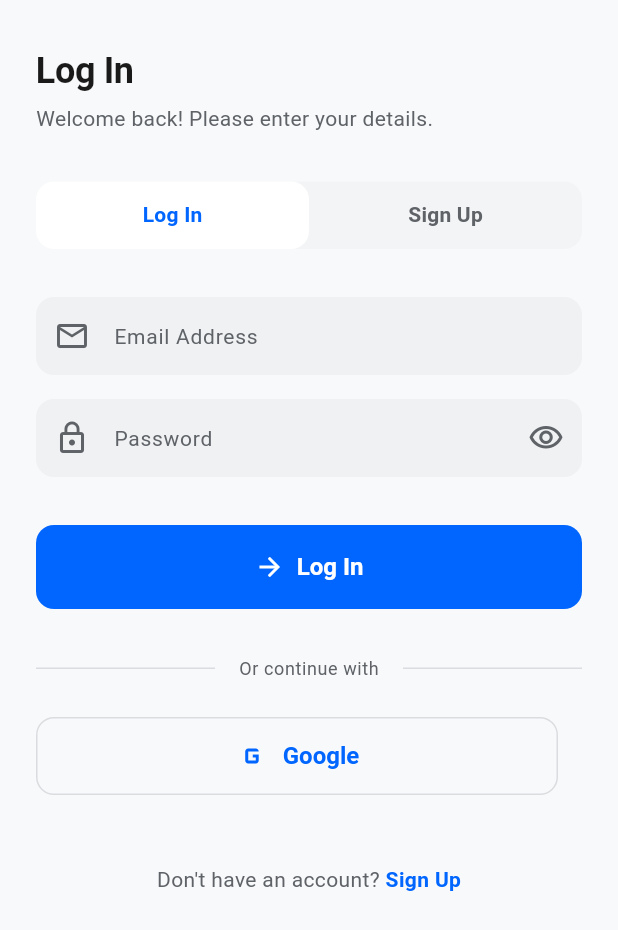
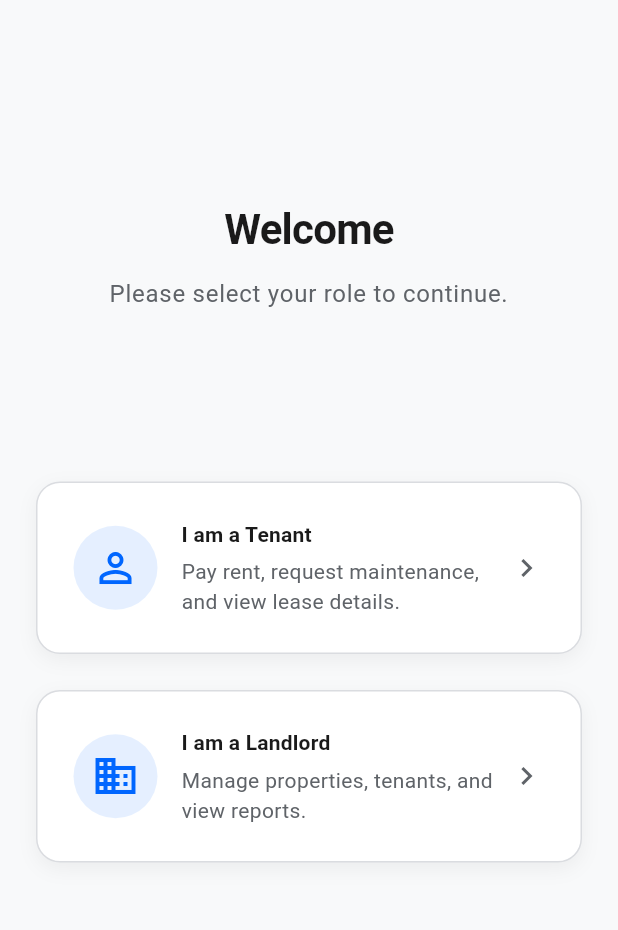
Before and after one commit to mike-willy/chak-property-system, a Flutter app: the screen it shows after launch, on a phone screen of 412 x 824 dp. Shown: the top 930 px of the screen. Run offline on Flutter 3.47's test engine with Material 3 defaults, Android fonts, the phone set to English and light mode, and no system bars; our stand-ins replace cloud_firestore, dartz, email_validator, firebase_auth, firebase_core, font_awesome_flutter and 1 more; accounts and stored records are empty.

Commit message:
auth logic

```diff
--- /dev/null
+++ b/lib/presentation/screens/auth/pages/role_selection_page.dart
@@ -0,0 +1,155 @@
+import 'package:flutter/material.dart';
+import 'package:mobile_app/presentation/themes/theme_colors.dart';
+import 'login_page.dart';
+
+class RoleSelectionPage extends StatelessWidget {
+  const RoleSelectionPage({super.key});
+
+  @override
+  Widget build(BuildContext context) {
+    final theme = Theme.of(context);
+
+    return Scaffold(
+      backgroundColor: AppColors.background,
+      body: SafeArea(
+        child: Padding(
+          padding: const EdgeInsets.all(24.0),
+          child: Column(
+            crossAxisAlignment: CrossAxisAlignment.stretch,
+            children: [
+              const Spacer(),
+              // Logo or App Name (Optional, kept minimal as per style)
+              Text(
+                'Welcome',
+                style: theme.textTheme.displayMedium?.copyWith(
+                  fontWeight: FontWeight.bold,
+                  color: AppColors.onSurface,
+                ),
+                textAlign: TextAlign.center,
+              ),
+              const SizedBox(height: 16),
+              Text(
+                'Please select your role to continue.',
+                style: theme.textTheme.bodyLarge?.copyWith(
+                  color: AppColors.onSurfaceVariant,
+                ),
+                textAlign: TextAlign.center,
+              ),
+              const Spacer(),
+
+              // Tenant Card
+              _RoleSelectionCard(
+                title: 'I am a Tenant',
+                description: 'Pay rent, request maintenance, and view lease details.',
+                icon: Icons.person_outline,
+                onTap: () {
+                  Navigator.push(
+                    context,
+                    MaterialPageRoute(
+                      builder: (_) => const LoginPage(allowSignup: true),
+                    ),
+                  );
+                },
+              ),
+              const SizedBox(height: 24),
+
+              // Landlord Card
+              _RoleSelectionCard(
+                title: 'I am a Landlord',
+                description: 'Manage properties, tenants, and view reports.',
+                icon: Icons.business_outlined,
+                onTap: () {
+                  Navigator.push(
+                    context,
+                    MaterialPageRoute(
+                      builder: (_) => const LoginPage(allowSignup: false),
+                    ),
+                  );
+                },
+              ),
+              const Spacer(flex: 2),
+            ],
+          ),
+        ),
+      ),
+    );
+  }
+}
+
+class _RoleSelectionCard extends StatelessWidget {
+  final String title;
+  final String description;
+  final IconData icon;
+  final VoidCallback onTap;
+
+  const _RoleSelectionCard({
+    required this.title,
+    required this.description,
+    required this.icon,
+    required this.onTap,
+  });
+
+  @override
+  Widget build(BuildContext context) {
+    return GestureDetector(
+      onTap: onTap,
+      child: Container(
+        padding: const EdgeInsets.all(24),
+        decoration: BoxDecoration(
+          color: AppColors.surface,
+          borderRadius: BorderRadius.circular(16),
+          border: Border.all(color: AppColors.outline),
+          boxShadow: [
+            BoxShadow(
+              color: Colors.black.withOpacity(0.05),
+              blurRadius: 10,
+              offset: const Offset(0, 4),
+            ),
+          ],
+        ),
+        child: Row(
+          children: [
+            Container(
+              padding: const EdgeInsets.all(12),
+              decoration: BoxDecoration(
+                color: AppColors.primary.withOpacity(0.1),
+                shape: BoxShape.circle,
+              ),
+              child: Icon(
+                icon,
+                size: 32,
+                color: AppColors.primary,
+              ),
+            ),
+            const SizedBox(width: 16),
+            Expanded(
+              child: Column(
+                crossAxisAlignment: CrossAxisAlignment.start,
+                children: [
+                  Text(
+                    title,
+                    style: Theme.of(context).textTheme.titleMedium?.copyWith(
+                      fontWeight: FontWeight.bold,
+                      color: AppColors.onSurface,
+                    ),
+                  ),
+                  const SizedBox(height: 4),
+                  Text(
+                    description,
+                    style: Theme.of(context).textTheme.bodyMedium?.copyWith(
+                      color: AppColors.onSurfaceVariant,
+                    ),
+                  ),
+                ],
+              ),
+            ),
+            Icon(
+              Icons.chevron_right,
+              color: AppColors.onSurfaceVariant,
+            ),
+          ],
+        ),
+      ),
+    );
+  }
+}
--- a/lib/presentation/screens/auth/widgets/auth_gate.dart
+++ b/lib/presentation/screens/auth/widgets/auth_gate.dart
@@ -5,6 +5,7 @@ import 'package:provider/provider.dart';
 import 'package:mobile_app/providers/auth_provider.dart';
 import 'package:mobile_app/providers/message_provider.dart';
 import 'package:mobile_app/presentation/themes/theme_colors.dart';
+import '../pages/role_selection_page.dart';
 import '../pages/login_page.dart';
 import '../../pages/dashboard_page.dart';
 
@@ -55,8 +56,8 @@ class _AuthGateState extends State<AuthGate> {
           return widget.child ?? const DashboardPage();
         }
 
-        // If user is not logged in, show login page
-        return const LoginPage();
+        // If user is not logged in, show role selection page
+        return const RoleSelectionPage();
       },
     );
   }
--- a/pubspec.yaml
+++ b/pubspec.yaml
@@ -55,6 +55,7 @@ dev_dependencies:
   # rules and activating additional ones.
   flutter_lints: ^6.0.0
   flutter_launcher_icons: ^0.14.3
+  mockito: ^5.6.3
 
 # For information on the generic Dart part of this file, see the
 # following page: https://dart.dev/tools/pub/pubspec
```
Also changed, not shown: lib/presentation/screens/auth/pages/login_page.dart (+13 -8 lines), lib/presentation/screens/pages/dashboard_page.dart (+114 -25 lines), lib/presentation/screens/pages/profile_page.dart (+7 -0 lines), pubspec.lock, 2 other files.
